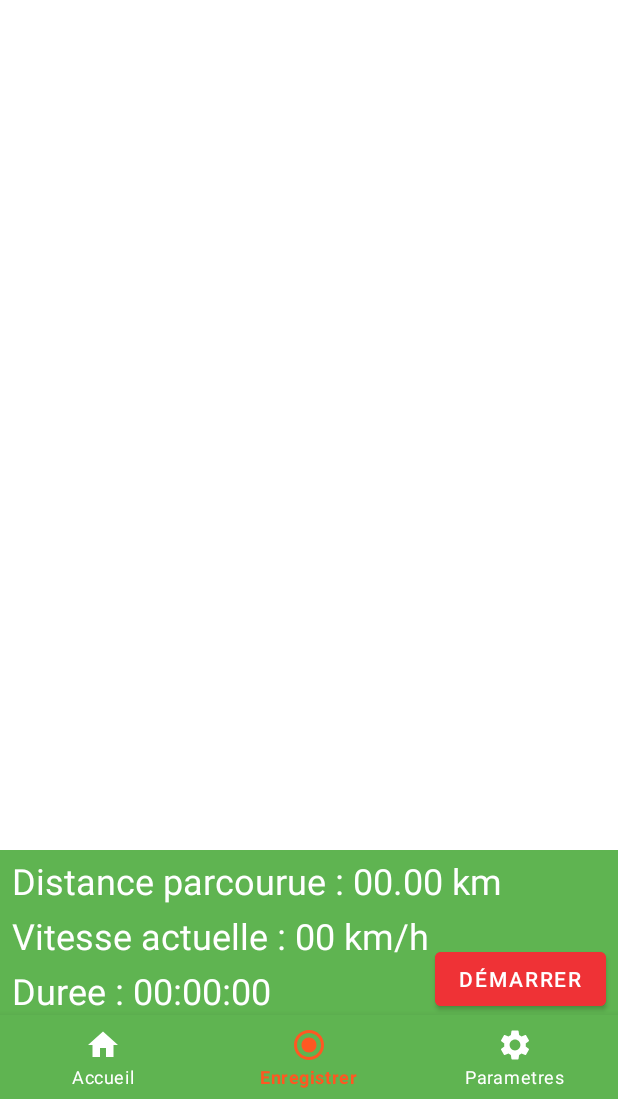
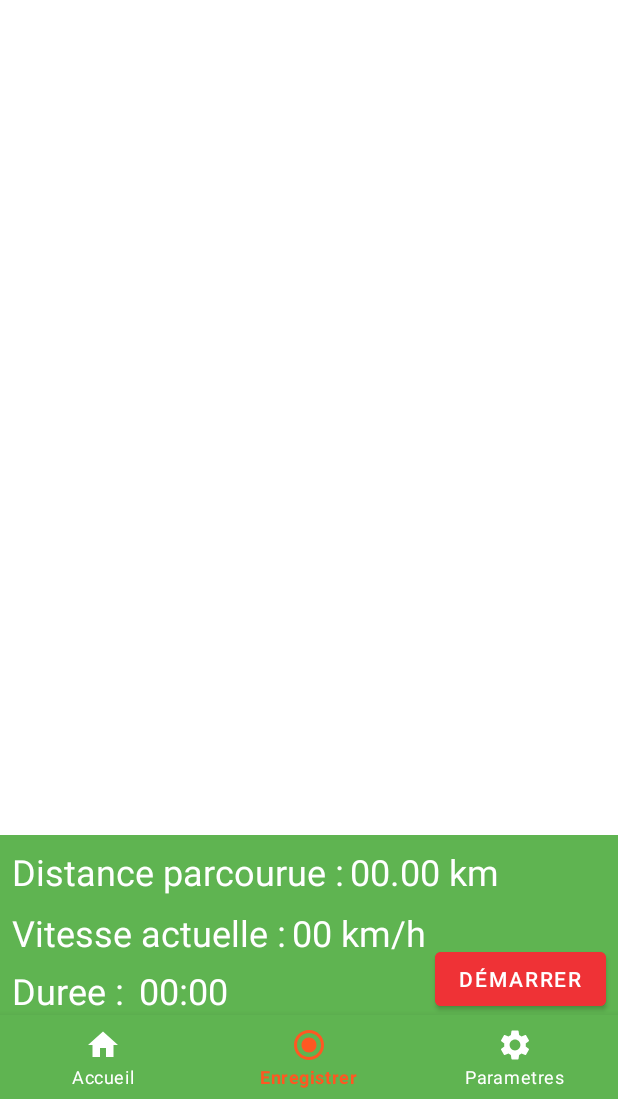
Before and after one commit to cegepmatane/projet-mobile-2022-JeanWalker, an Android app: the MapsFragment screen opened through its navigation route, on a phone screen of 412 x 824 dp, the part 137-1236 px from its top. Run offline under Robolectric (Android 15) with nearby library versions, the phone set to English and light mode, and no system bars; our stand-ins replace Firebase (no records; nobody signed in at launch, a user with empty details on screens opened directly), navigation-ui.

Commit message:
#17 Permet d'enregistrer le trajet (vite fait)

```diff
--- a/code/app/build.gradle
+++ b/code/app/build.gradle
@@ -38,6 +38,7 @@ dependencies {
     implementation 'com.google.android.material:material:1.7.0'
     implementation 'androidx.constraintlayout:constraintlayout:2.1.4'
     implementation 'com.google.android.gms:play-services-maps:18.1.0'
+    implementation 'com.google.maps.android:android-maps-utils:2.3.0'
     implementation 'androidx.lifecycle:lifecycle-livedata-ktx:2.5.1'
     implementation 'androidx.lifecycle:lifecycle-viewmodel-ktx:2.5.1'
     implementation 'androidx.navigation:navigation-fragment:2.5.3'
--- a/code/app/src/main/res/layout/fragment_maps.xml
+++ b/code/app/src/main/res/layout/fragment_maps.xml
@@ -17,18 +17,32 @@
         android:layout_width="match_parent"
         android:layout_height="wrap_content"
         android:background="@color/main_green"
-        app:layout_constraintBottom_toBottomOf="@+id/map">
+        app:layout_constraintBottom_toBottomOf="@+id/map"
+        app:layout_constraintEnd_toEndOf="parent"
+        app:layout_constraintStart_toStartOf="parent">
 
         <TextView
             android:id="@+id/textView"
             android:layout_width="wrap_content"
             android:layout_height="wrap_content"
             android:layout_marginStart="8dp"
-            android:layout_marginTop="4dp"
-            android:text="Distance parcourue : 00.00 km"
+            android:layout_marginTop="8dp"
+            android:text="Distance parcourue :"
             android:textColor="@color/white"
             android:textSize="24sp"
             app:layout_constraintStart_toStartOf="parent"
+            app:layout_constraintTop_toTopOf="parent" />
+
+        <TextView
+            android:id="@+id/textViewDistanceParcourue"
+            android:layout_width="wrap_content"
+            android:layout_height="wrap_content"
+            android:layout_marginStart="4dp"
+            android:layout_marginTop="8dp"
+            android:text="00.00 km"
+            android:textColor="@color/white"
+            android:textSize="24sp"
+            app:layout_constraintStart_toEndOf="@+id/textView"
             app:layout_constraintTop_toTopOf="parent" />
 
         <TextView
@@ -36,11 +50,23 @@
             android:layout_width="wrap_content"
             android:layout_height="wrap_content"
             android:layout_marginStart="8dp"
-            android:layout_marginTop="4dp"
-            android:text="Vitesse actuelle : 00 km/h"
+            android:layout_marginTop="8dp"
+            android:text="Vitesse actuelle :"
             android:textColor="@color/white"
             android:textSize="24sp"
             app:layout_constraintStart_toStartOf="parent"
+            app:layout_constraintTop_toBottomOf="@id/textView" />
+
+        <TextView
+            android:id="@+id/textViewVitesseActuelle"
+            android:layout_width="wrap_content"
+            android:layout_height="wrap_content"
+            android:layout_marginStart="4dp"
+            android:layout_marginTop="8dp"
+            android:text="00 km/h"
+            android:textColor="@color/white"
+            android:textSize="24sp"
+            app:layout_constraintStart_toEndOf="@+id/textView3"
             app:layout_constraintTop_toBottomOf="@id/textView" />
 
         <TextView
@@ -48,11 +74,24 @@
             android:layout_width="wrap_content"
             android:layout_height="wrap_content"
             android:layout_marginStart="8dp"
-            android:layout_marginTop="4dp"
-            android:text="Duree : 00:00:00"
+            android:layout_marginTop="6dp"
+            android:text="Duree : "
             android:textColor="@color/white"
             android:textSize="24sp"
             app:layout_constraintStart_toStartOf="parent"
+            app:layout_constraintTop_toBottomOf="@+id/textView3"
+            tools:layout_constraintTop_toBottomOf="@id/textView3" />
+
+        <Chronometer
+            android:id="@+id/chronoDureeEnregistrement"
+            android:layout_width="wrap_content"
+            android:layout_height="wrap_content"
+            android:layout_marginStart="4dp"
+            android:layout_marginTop="6dp"
+            android:text="00:00:00"
+            android:textColor="@color/white"
+            android:textSize="24sp"
+            app:layout_constraintStart_toEndOf="@+id/textView4"
             app:layout_constraintTop_toBottomOf="@+id/textView3"
             tools:layout_constraintTop_toBottomOf="@id/textView3" />
 
```
